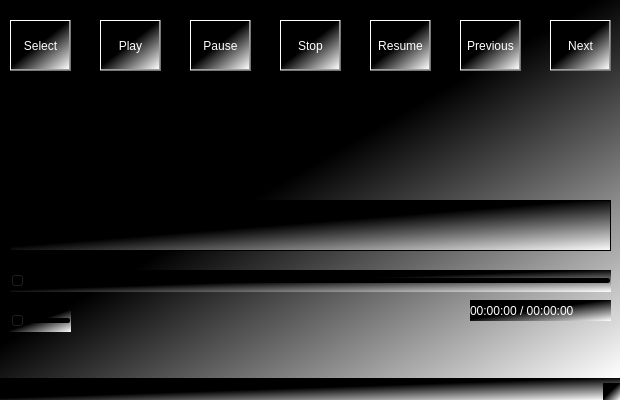
Before: the Qt Designer form docs/pyqt_ui/py_music_player.ui in jgarciaf106/python_music_player, drawn with Qt 5.
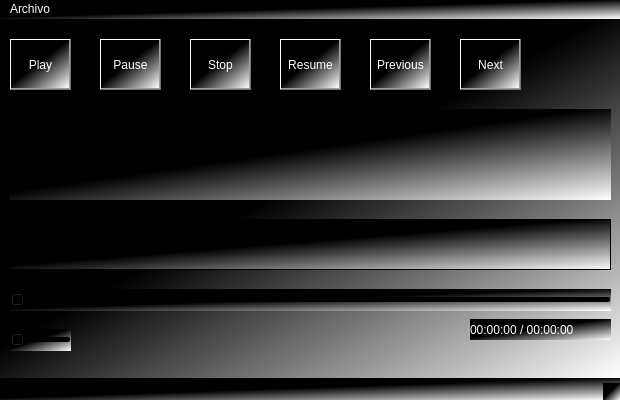
After: the same form once the commit is applied.

Commit message: Added Button Functionalities

What changed in the file:
```diff
--- a/docs/pyqt_ui/py_music_player.ui
+++ b/docs/pyqt_ui/py_music_player.ui
@@ -57,7 +57,7 @@
    <widget class="QPushButton" name="pushButtonPlay">
     <property name="geometry">
      <rect>
-      <x>100</x>
+      <x>10</x>
       <y>20</y>
       <width>61</width>
       <height>51</height>
@@ -70,7 +70,7 @@
    <widget class="QPushButton" name="pushButtonPause">
     <property name="geometry">
      <rect>
-      <x>190</x>
+      <x>100</x>
       <y>20</y>
       <width>61</width>
       <height>51</height>
@@ -89,7 +89,7 @@
    <widget class="QPushButton" name="pushButtonStop">
     <property name="geometry">
      <rect>
-      <x>280</x>
+      <x>190</x>
       <y>20</y>
       <width>61</width>
       <height>51</height>
@@ -102,7 +102,7 @@
    <widget class="QPushButton" name="pushButtonResume">
     <property name="geometry">
      <rect>
-      <x>370</x>
+      <x>280</x>
       <y>20</y>
       <width>61</width>
       <height>51</height>
@@ -115,7 +115,7 @@
    <widget class="QPushButton" name="pushButtonPrev">
     <property name="geometry">
      <rect>
-      <x>460</x>
+      <x>370</x>
       <y>20</y>
       <width>61</width>
       <height>51</height>
@@ -128,7 +128,7 @@
    <widget class="QPushButton" name="pushButtonNext">
     <property name="geometry">
      <rect>
-      <x>550</x>
+      <x>460</x>
       <y>20</y>
       <width>61</width>
       <height>51</height>
@@ -138,19 +138,6 @@
      <string>Next</string>
     </property>
    </widget>
-   <widget class="QPushButton" name="pushButtonChoose">
-    <property name="geometry">
-     <rect>
-      <x>10</x>
-      <y>20</y>
-      <width>61</width>
-      <height>51</height>
-     </rect>
-    </property>
-    <property name="text">
-     <string>Select</string>
-    </property>
-   </widget>
    <widget class="QSlider" name="horizontalSliderVolume">
     <property name="geometry">
      <rect>
@@ -177,6 +164,16 @@
      <string>00:00:00 / 00:00:00</string>
     </property>
    </widget>
+   <widget class="QWidget" name="widget" native="true">
+    <property name="geometry">
+     <rect>
+      <x>10</x>
+      <y>90</y>
+      <width>601</width>
+      <height>91</height>
+     </rect>
+    </property>
+   </widget>
   </widget>
   <widget class="QMenuBar" name="menubar">
    <property name="geometry">
@@ -187,6 +184,14 @@
      <height>29</height>
     </rect>
    </property>
+   <widget class="QMenu" name="menuArchivo">
+    <property name="title">
+     <string>Archivo</string>
+    </property>
+    <addaction name="actionAbrir_Archivo_2"/>
+    <addaction name="actionAbrir_Carpeta_2"/>
+   </widget>
+   <addaction name="menuArchivo"/>
   </widget>
   <widget class="QStatusBar" name="statusBar"/>
   <action name="actionAbrir_Archivo">
```
Left out of the diff: 10 changed lines with no effect on the pictures. The commit also changes 3 other files.
